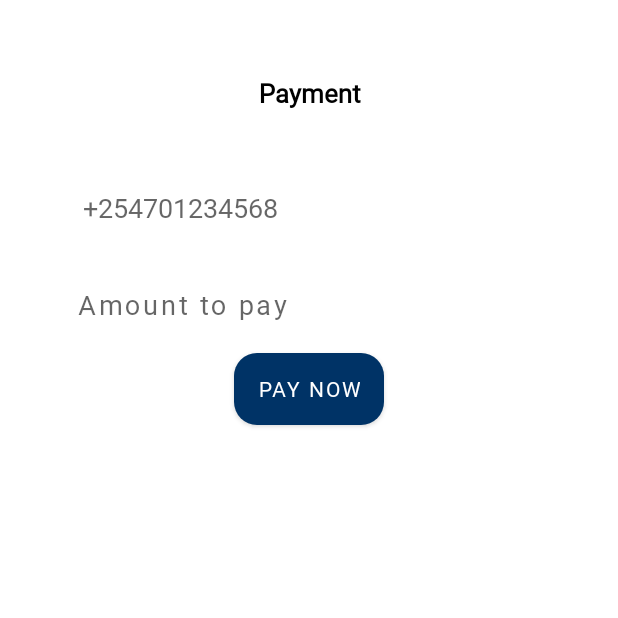
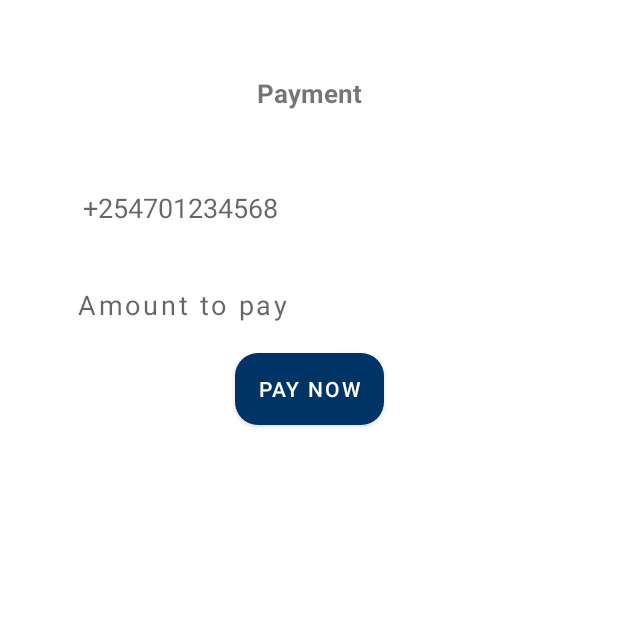
Before and after one commit to muchaisam/Rentalwheels, an Android app: the PaymentActivity screen opened directly, with no data from a screen before it, on a phone screen of 412 x 824 dp, the top half of it. Run offline under Robolectric (Android 15) with nearby library versions, the phone set to English and light mode, and no system bars; our stand-ins replace CircleImageView.

Commit message:
Update activity_payment.xml layout file

```diff
--- a/app/src/main/res/layout/activity_payment.xml
+++ b/app/src/main/res/layout/activity_payment.xml
@@ -4,19 +4,19 @@
     xmlns:tools="http://schemas.android.com/tools"
     android:layout_width="match_parent"
     android:layout_height="match_parent"
-    tools:context=".PaymentActivity">
+    tools:context=".modules.PaymentActivity">
 
     <TextView
         android:layout_width="match_parent"
         android:layout_height="match_parent"
         android:text="Payment"
-        android:textColor = "?android:textColorPrimary"
+
         android:padding="20dp"
         android:layout_marginTop="30dp"
         android:gravity="center_horizontal"
         android:textStyle="bold"
         android:textSize="17sp"
-        android:fontFamily="@font/semibold"/>
+       />
 
     <EditText
         android:id="@+id/etPhone"
@@ -28,7 +28,7 @@
         android:ems="10"
         android:padding="20dp"
         android:background="@drawable/circularbordersolidtop"
-        android:fontFamily="@font/regular"
+
         android:hint="+254701234568"
         android:inputType="phone"
         app:layout_constraintEnd_toEndOf="parent"
@@ -45,7 +45,7 @@
         android:letterSpacing="0.1"
         android:background="@drawable/circularbordersolidtop"
         android:ems="10"
-        android:fontFamily="@font/regular"
+
         android:hint="Amount to pay"
         android:inputType="number"
         app:layout_constraintTop_toBottomOf="@+id/etPhone"
@@ -59,7 +59,7 @@
         android:layout_height="wrap_content"
         android:text="Pay Now"
         android:background="@drawable/circularbluebordersolid"
-        android:fontFamily="@font/semibold"
+
         app:layout_constraintTop_toBottomOf="@+id/etAmount"
         app:layout_constraintEnd_toEndOf="parent"
         app:layout_constraintStart_toStartOf="parent"
```
